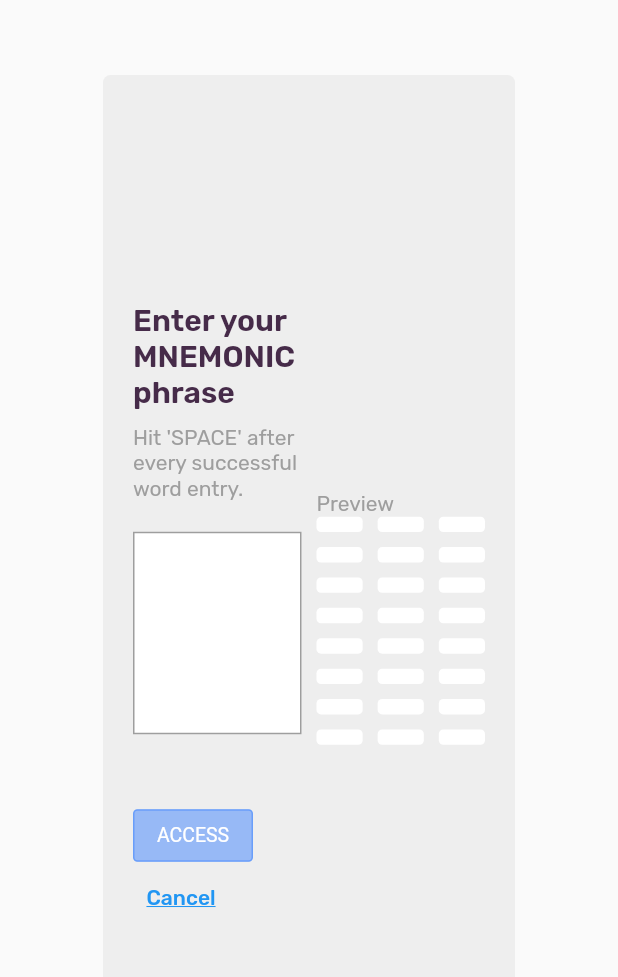
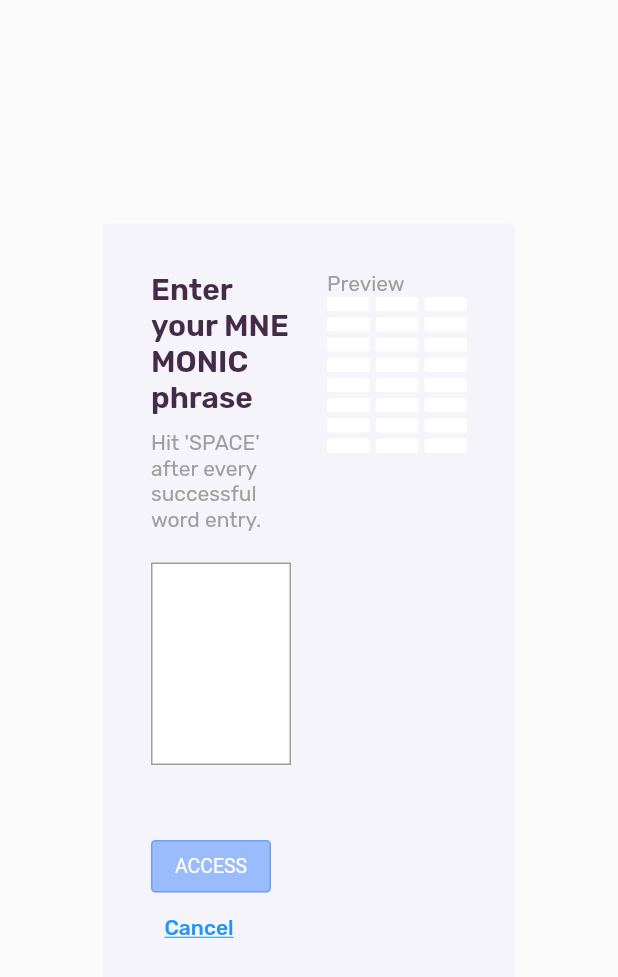
Before and after one commit to tsvillain/diva-roulette, a Flutter app: the LoginPageDesktop widget shown alone on an empty page, opened directly, on a phone screen of 412 x 824 dp. Shown: the top 977 px of the screen. Run offline on Flutter 3.47's test engine with Material 2 defaults, Android fonts, the light colour scheme and no system bars; drawn by our look-alikes of getwidget; our stand-ins replace auto_size_text, google_fonts, responsive_builder; missing offline and left inert: ndialog.

Commit message:
Create preview_widget.dart to be used across different screen sizes

```diff
--- a/lib/views/desktop/login_page_desktop.dart
+++ b/lib/views/desktop/login_page_desktop.dart
@@ -1,3 +1,5 @@
+import 'package:diva_roulette/theme.dart';
+import 'package:diva_roulette/views/widgets/preview_widget.dart';
 import 'package:flutter/material.dart';
 import 'package:getwidget/components/button/gf_button.dart';
 
@@ -13,6 +15,7 @@ class LoginPageDesktop extends StatefulWidget {
 class _LoginPageDesktopState extends State<LoginPageDesktop> {
   Size size;
   List<String> phaseWord = [];
+
   @override
   Widget build(BuildContext context) {
     size = MediaQuery.of(context).size;
@@ -20,13 +23,14 @@ class _LoginPageDesktopState extends State<LoginPageDesktop> {
       child: Padding(
         padding: const EdgeInsets.all(50.0),
         child: Container(
-          padding: EdgeInsets.all(20),
+          padding: EdgeInsets.all(AppTheme.paddingLarge),
           width: size.width / 1.5,
           decoration: BoxDecoration(
-            color: Colors.grey[200],
-            borderRadius: BorderRadius.circular(5),
+            color: AppTheme.purpleBG,
+            borderRadius: BorderRadius.circular(4),
           ),
           child: Row(
+            crossAxisAlignment: CrossAxisAlignment.start,
             mainAxisSize: MainAxisSize.max,
             mainAxisAlignment: MainAxisAlignment.spaceBetween,
             children: [
@@ -81,55 +85,10 @@ class _LoginPageDesktopState extends State<LoginPageDesktop> {
                   ],
                 ),
               ),
-              SizedBox(width: 10),
+              SizedBox(width: AppTheme.paddingMedium),
               Expanded(
                 flex: 1,
-                child: Column(
-                  crossAxisAlignment: CrossAxisAlignment.start,
-                  mainAxisAlignment: MainAxisAlignment.center,
-                  children: [
-                    Text(
-                      'Preview',
-                      style: TextStyle(color: Colors.grey),
-                    ),
-                    GridView.builder(
-                      shrinkWrap: true,
-                      itemCount: 24,
-                      gridDelegate: SliverGridDelegateWithFixedCrossAxisCount(
-                          crossAxisCount: 3,
-                          childAspectRatio: 3 / 1,
-                          mainAxisSpacing: 10,
-                          crossAxisSpacing: 10),
-                      itemBuilder: (context, index) {
-                        return Container(
-                          decoration: BoxDecoration(
-                            color: Colors.white,
-                            borderRadius: BorderRadius.circular(3),
-                          ),
-                          padding: EdgeInsets.all(5),
-                          child: Row(
-                            mainAxisSize: MainAxisSize.min,
-                            mainAxisAlignment: MainAxisAlignment.spaceBetween,
-                            children: [
-                              Text('${index + 1}.'),
-                              Expanded(
-                                child: Center(
-                                  child: Text(
-                                    phaseWord.length > index
-                                        ? "${phaseWord[index]}"
-                                        : "",
-                                    style: TextStyle(fontWeight: FontWeight.bold),
-                                    overflow: TextOverflow.ellipsis,
-                                  ),
-                                ),
-                              )
-                            ],
-                          ),
-                        );
-                      },
-                    ),
-                  ],
-                ),
+                child: PreviewWidget(phaseWord: phaseWord,),
               ),
             ],
           ),
--- /dev/null
+++ b/lib/views/widgets/preview_widget.dart
@@ -0,0 +1,67 @@
+import 'package:diva_roulette/theme.dart';
+import 'package:flutter/material.dart';
+
+class PreviewWidget extends StatelessWidget {
+  final List<String> phaseWord;
+
+  const PreviewWidget({Key key, @required this.phaseWord}) : super(key: key);
+  @override
+  Widget build(BuildContext context) {
+    return Column(
+      mainAxisSize: MainAxisSize.min,
+      crossAxisAlignment: CrossAxisAlignment.start,
+      mainAxisAlignment: MainAxisAlignment.center,
+      children: [
+        Text(
+          'Preview',
+          style: TextStyle(color: Colors.grey),
+        ),
+        GridView.builder(
+          shrinkWrap: true,
+          itemCount: 24,
+          gridDelegate: SliverGridDelegateWithFixedCrossAxisCount(
+              crossAxisCount: 3,
+              childAspectRatio: 3 / 1,
+              mainAxisSpacing: 4,
+              crossAxisSpacing: 4),
+          itemBuilder: (context, index) {
+            return Container(
+              decoration: BoxDecoration(
+                color: Colors.white,
+                borderRadius: BorderRadius.circular(2),
+              ),
+              padding: EdgeInsets.all(4),
+              child: Row(
+                mainAxisSize: MainAxisSize.min,
+                mainAxisAlignment: MainAxisAlignment.spaceBetween,
+                children: [
+                  Text(
+                    '${index + 1}.',
+                    style: Theme.of(context)
+                        .textTheme
+                        .bodyText2
+                        .copyWith(
+                      color: AppTheme.purple,
+                    ),
+                  ),
+                  Expanded(
+                    child: Center(
+                      child: Text(
+                        phaseWord.length > index
+                            ? "${phaseWord[index]}"
+                            : "",
+                        style:
+                        TextStyle(fontWeight: FontWeight.bold),
+                        overflow: TextOverflow.ellipsis,
+                      ),
+                    ),
+                  )
+                ],
+              ),
+            );
+          },
+        ),
+      ],
+    );
+  }
+}
```
